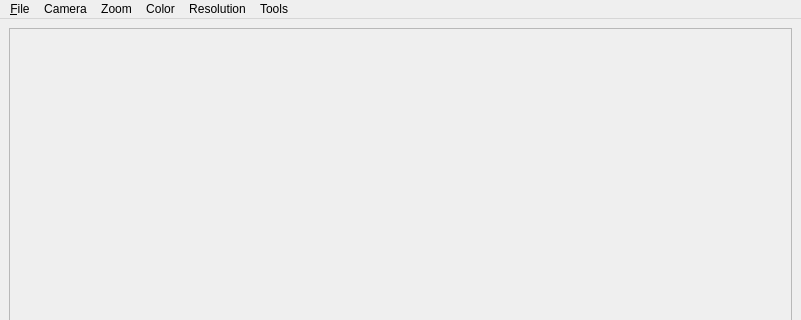
Above: mainwindow.ui from Kolkir/stereocam before the change; both pictures show x 0 to 801 and y 0 to 320 of the 801 by 599 pixel window. Below: the same form after it.
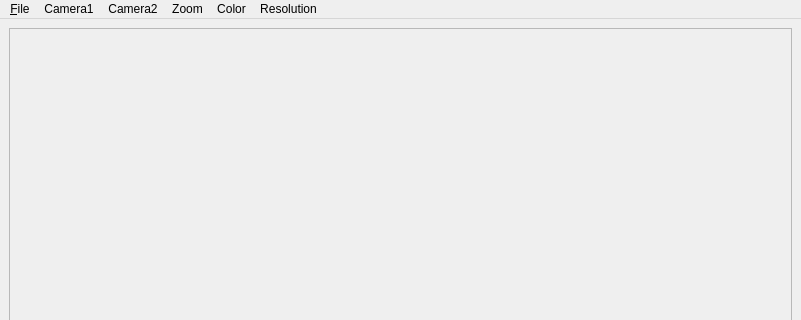
That is the form after the change.

The edit to the form file:
```diff
--- a/mainwindow.ui
+++ b/mainwindow.ui
@@ -103,9 +103,9 @@
     <addaction name="actionGreen_channel"/>
     <addaction name="actionBlue_channel"/>
    </widget>
-   <widget class="QMenu" name="menuCamera">
+   <widget class="QMenu" name="menuCamera1">
     <property name="title">
-     <string>Camera</string>
+     <string>Camera1</string>
     </property>
    </widget>
    <widget class="QMenu" name="menuResolution">
@@ -117,20 +117,20 @@
     <addaction name="action1024_x_768"/>
     <addaction name="action1280_x_1024"/>
    </widget>
-   <widget class="QMenu" name="menuTools">
+   <widget class="QMenu" name="menuCamera2">
     <property name="title">
-     <string>Tools</string>
+     <string>Camera2</string>
     </property>
     <addaction name="actionSnapshoot"/>
     <addaction name="actionCalibrate"/>
     <addaction name="actionApply_undistort"/>
    </widget>
    <addaction name="menuFile"/>
-   <addaction name="menuCamera"/>
+   <addaction name="menuCamera1"/>
+   <addaction name="menuCamera2"/>
    <addaction name="menuView"/>
    <addaction name="menuColor"/>
    <addaction name="menuResolution"/>
-   <addaction name="menuTools"/>
   </widget>
   <widget class="QStatusBar" name="statusbar"/>
   <action name="actionOpen">
```
Left out of the diff: 79 changed lines with no effect on the pictures. Lines whose indentation alone changed are shown as unchanged.
